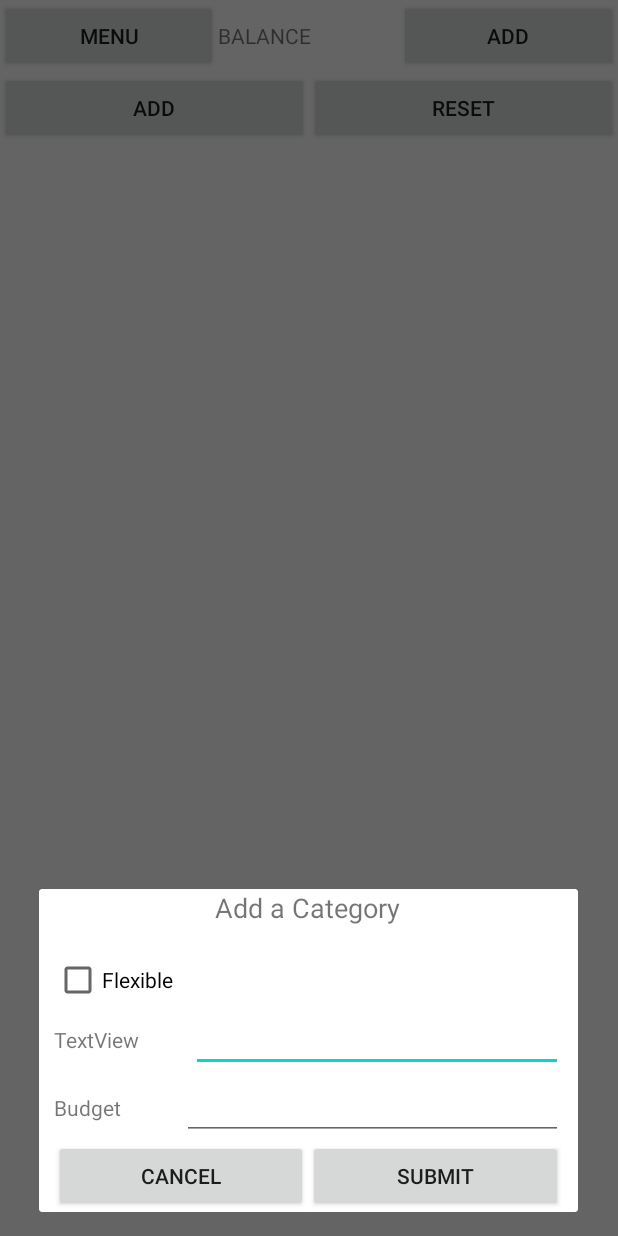
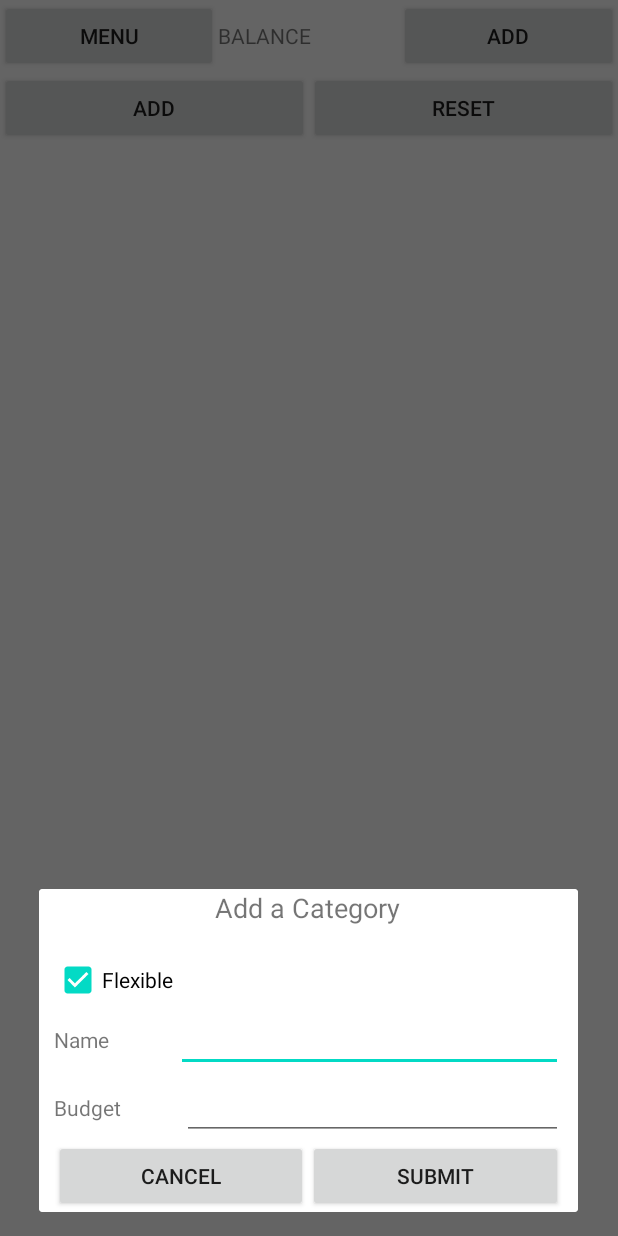
Before and after one commit to Tibi19/isave-finances-apk, an Android app: the screen it shows after launch (HomeActivity), after a tap on "ADD", on a phone screen of 412 x 824 dp. Run offline under Robolectric (Android 15) with nearby library versions, the phone set to English and light mode, and no system bars; our stand-ins replace Room's generated code.

Commit message:
Fixed Add category popup not showing the right text description for name input

```diff
--- a/app/src/main/res/layout/popup_add_category.xml
+++ b/app/src/main/res/layout/popup_add_category.xml
@@ -34,6 +34,7 @@
                 android:layout_width="wrap_content"
                 android:layout_height="wrap_content"
                 android:layout_weight="1"
+                android:checked="true"
                 android:text="Flexible" />
 
             <LinearLayout
@@ -47,7 +48,7 @@
                     android:layout_width="wrap_content"
                     android:layout_height="wrap_content"
                     android:layout_weight="1"
-                    android:text="TextView"
+                    android:text="Name"
                     tools:text="Name" />
 
                 <EditText
```
